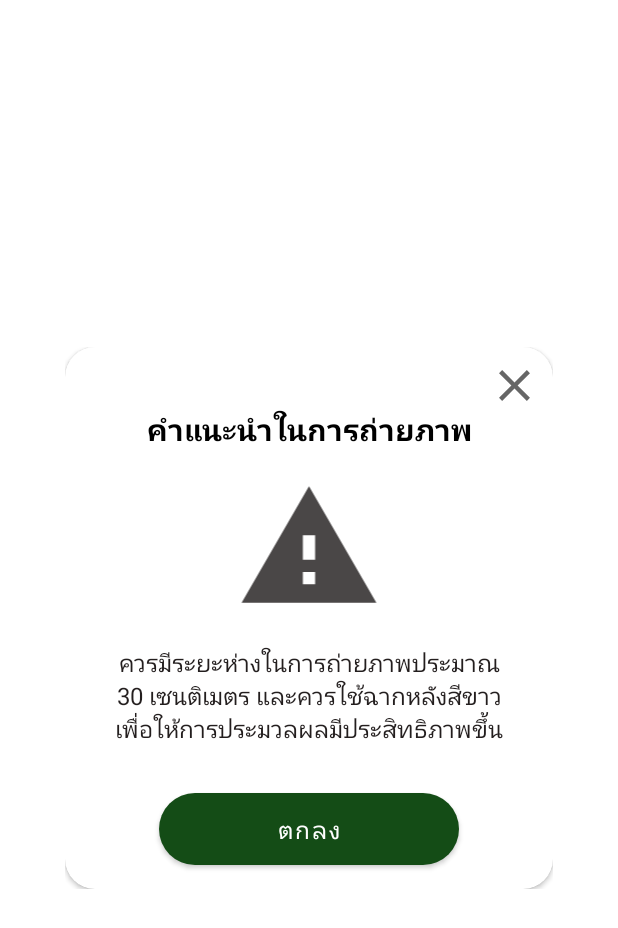
After one commit to Ppsnb99/New_Project_Pomelo_App, an Android app: the layout popup_page3.xml on its own in the app's theme, with its tools: preview values and no code run, on a phone screen of 412 x 824 dp. The commit adds this screen. Shown: the top 928 px of the screen. Run offline under Robolectric (Android 15) with nearby library versions, the phone set to English and light mode, and no system bars; Roboto replaces fonts that are not available here.

Commit message:
Project Update

```diff
--- a/app/build.gradle
+++ b/app/build.gradle
@@ -41,4 +41,5 @@ dependencies {
     testImplementation 'junit:junit:4.+'
     androidTestImplementation 'androidx.test.ext:junit:1.1.2'
     androidTestImplementation 'androidx.test.espresso:espresso-core:3.3.0'
+    implementation 'com.google.android.material:material:1.0.0'
 }
--- a/app/src/main/java/com/example/welcomepomelo/PredictPage.java
+++ b/app/src/main/java/com/example/welcomepomelo/PredictPage.java
@@ -3,10 +3,15 @@ package com.example.welcomepomelo;
 import androidx.annotation.Nullable;
 import androidx.appcompat.app.AppCompatActivity;
 
+
+
 import android.Manifest;
+import android.app.Dialog;
 import android.content.Intent;
 import android.content.pm.PackageManager;
 import android.graphics.Bitmap;
+import android.graphics.Color;
+import android.graphics.drawable.ColorDrawable;
 import android.media.ThumbnailUtils;
 import android.net.Uri;
 import android.os.Build;
@@ -14,9 +19,11 @@ import android.os.Bundle;
 import android.provider.MediaStore;
 import android.util.Log;
 import android.view.View;
+import android.view.ViewGroup;
 import android.widget.Button;
 import android.widget.ImageView;
 import android.widget.TextView;
+import android.widget.Toast;
 
 
 import com.example.welcomepomelo.ml.Model;
@@ -36,6 +43,7 @@ public class PredictPage extends AppCompatActivity {
     ImageView imageView2;
     TextView result;
     int imageSize = 640;
+    Dialog dialog;
 
     @Override
     protected void onCreate(Bundle savedInstanceState) {
@@ -49,10 +57,16 @@ public class PredictPage extends AppCompatActivity {
         result = findViewById(R.id.result);
         imageView2 = findViewById(R.id.imageView2);
 
+        dialog = new Dialog(this);
+
+
+
+        openPopUp();
         camera.setOnClickListener(new View.OnClickListener() {
             @Override
             public void onClick(View view) {
 
+                //camera_code
                 if (Build.VERSION.SDK_INT >= Build.VERSION_CODES.M) {
                     if (checkSelfPermission(Manifest.permission.CAMERA) == PackageManager.PERMISSION_GRANTED) {
                         Intent cameraIntent = new Intent(MediaStore.ACTION_IMAGE_CAPTURE);
@@ -61,9 +75,10 @@ public class PredictPage extends AppCompatActivity {
                         requestPermissions(new String[]{Manifest.permission.CAMERA}, 100);
                     }
                 }
+
             }
+        });
 
-        });
         gallery.setOnClickListener(new View.OnClickListener() {
                 @Override
                 public void onClick(View view) {
@@ -72,6 +87,34 @@ public class PredictPage extends AppCompatActivity {
                 }
             });
         }
+
+
+        //divice popup
+    private void openPopUp() {
+        dialog.setContentView(R.layout.popup_page3);
+        dialog.getWindow().setBackgroundDrawable(new ColorDrawable(Color.TRANSPARENT));
+
+        ImageView imageViewClose = dialog.findViewById(R.id.imageViewClose);
+        Button btn_okey = dialog.findViewById(R.id.btn_okey);
+
+        imageViewClose.setOnClickListener(new View.OnClickListener() {
+            @Override
+            public void onClick(View v) {
+                dialog.dismiss();
+                Toast.makeText(PredictPage.this, "close", Toast.LENGTH_SHORT).show();
+            }
+        });
+        btn_okey.setOnClickListener(new View.OnClickListener() {
+            @Override
+            public void onClick(View v) {
+                dialog.dismiss();
+                Toast.makeText(PredictPage.this, "ฉันเข้าใจแล้ว", Toast.LENGTH_SHORT).show();
+            }
+        });
+        dialog.show();
+    }
+
+
     public void classifyImage(Bitmap image){
         try {
             Model model = Model.newInstance(getApplicationContext());
--- /dev/null
+++ b/app/src/main/res/drawable/btn_bg_popup.xml
@@ -0,0 +1,10 @@
+<?xml version="1.0" encoding="utf-8"?>
+<selector xmlns:android="http://schemas.android.com/apk/res/android">
+
+    <item>
+        <shape>
+            <solid android:color="@color/purple_700"/>
+            <corners android:radius="45dp"/>
+        </shape>
+    </item>
+</selector>
--- /dev/null
+++ b/app/src/main/res/drawable/ic_close.xml
@@ -0,0 +1,5 @@
+<vector android:height="35dp" android:tint="?attr/colorControlNormal"
+    android:viewportHeight="24" android:viewportWidth="24"
+    android:width="35dp" xmlns:android="http://schemas.android.com/apk/res/android">
+    <path android:fillColor="@android:color/white" android:pathData="M19,6.41L17.59,5 12,10.59 6.41,5 5,6.41 10.59,12 5,17.59 6.41,19 12,13.41 17.59,19 19,17.59 13.41,12z"/>
+</vector>
--- /dev/null
+++ b/app/src/main/res/drawable/ic_warning.xml
@@ -0,0 +1,5 @@
+<vector android:height="24dp" android:tint="#4A4747"
+    android:viewportHeight="24" android:viewportWidth="24"
+    android:width="24dp" xmlns:android="http://schemas.android.com/apk/res/android">
+    <path android:fillColor="@android:color/white" android:pathData="M1,21h22L12,2 1,21zM13,18h-2v-2h2v2zM13,14h-2v-4h2v4z"/>
+</vector>
--- /dev/null
+++ b/app/src/main/res/layout/popup_page3.xml
@@ -0,0 +1,92 @@
+<?xml version="1.0" encoding="utf-8"?>
+<androidx.constraintlayout.widget.ConstraintLayout xmlns:android="http://schemas.android.com/apk/res/android"
+    xmlns:app="http://schemas.android.com/apk/res-auto"
+    xmlns:tools="http://schemas.android.com/tools"
+    android:layout_width="325dp"
+    android:layout_height="wrap_content"
+    android:layout_gravity="center">
+
+    <androidx.cardview.widget.CardView
+        android:layout_width="match_parent"
+        android:layout_height="match_parent"
+        app:cardCornerRadius="20dp">
+
+        <androidx.constraintlayout.widget.ConstraintLayout
+            android:layout_width="match_parent"
+            android:layout_height="match_parent">
+
+            <ImageView
+                android:id="@+id/imageViewClose"
+                android:layout_width="wrap_content"
+                android:layout_height="wrap_content"
+                android:layout_marginTop="8dp"
+                android:layout_marginEnd="8dp"
+                app:layout_constraintEnd_toEndOf="parent"
+                app:layout_constraintTop_toTopOf="parent"
+                app:srcCompat="@drawable/ic_close" />
+
+            <TextView
+                android:id="@+id/text_warning"
+                android:layout_width="wrap_content"
+                android:layout_height="wrap_content"
+                android:layout_marginTop="40dp"
+                android:text="คำแนะนำในการถ่ายภาพ"
+                android:textColor="@color/black"
+                android:textSize="20sp"
+                android:textStyle="bold"
+                app:layout_constraintEnd_toEndOf="parent"
+                app:layout_constraintStart_toStartOf="parent"
+                app:layout_constraintTop_toTopOf="parent" />
+
+            <TextView
+                android:id="@+id/text_warning2"
+                android:layout_width="0dp"
+                android:layout_height="wrap_content"
+                android:layout_marginStart="24dp"
+                android:layout_marginTop="8dp"
+                android:layout_marginEnd="24dp"
+                android:layout_marginBottom="16dp"
+                android:gravity="center"
+                android:text="ควรมีระยะห่างในการถ่ายภาพประมาณ                             30 เซนติเมตร และควรใช้ฉากหลังสีขาวเพื่อให้การประมวลผลมีประสิทธิภาพขึ้น"
+                android:textColor="#231E1E"
+                android:textSize="16sp"
+                app:layout_constraintBottom_toTopOf="@+id/btn_okey"
+                app:layout_constraintEnd_toEndOf="parent"
+                app:layout_constraintStart_toStartOf="parent"
+                app:layout_constraintTop_toBottomOf="@+id/imageView4" />
+
+            <Button
+                android:id="@+id/btn_okey"
+                android:layout_width="200dp"
+                android:layout_height="wrap_content"
+                android:layout_marginTop="16dp"
+                android:layout_marginBottom="16dp"
+                android:background="@drawable/btn_bg_popup"
+                android:text="ตกลง"
+                android:textColor="#FFFFFF"
+                android:textSize="16sp"
+                app:layout_constraintBottom_toBottomOf="parent"
+                app:layout_constraintEnd_toEndOf="parent"
+                app:layout_constraintStart_toStartOf="parent"
+                app:layout_constraintTop_toBottomOf="@+id/text_warning2" />
+
+            <ImageView
+                android:id="@+id/imageView4"
+                android:layout_width="181dp"
+                android:layout_height="98dp"
+                android:layout_marginStart="32dp"
+                android:layout_marginTop="16dp"
+                android:layout_marginEnd="32dp"
+                android:layout_marginBottom="8dp"
+                app:layout_constraintBottom_toTopOf="@+id/text_warning2"
+                app:layout_constraintEnd_toEndOf="parent"
+                app:layout_constraintStart_toStartOf="parent"
+                app:layout_constraintTop_toBottomOf="@+id/text_warning"
+                app:layout_constraintVertical_bias="0.538"
+                app:srcCompat="@drawable/ic_warning" />
+
+        </androidx.constraintlayout.widget.ConstraintLayout>
+
+    </androidx.cardview.widget.CardView>
+
+</androidx.constraintlayout.widget.ConstraintLayout>
--- a/app/src/main/res/values/colors.xml
+++ b/app/src/main/res/values/colors.xml
@@ -1,10 +1,13 @@
 <?xml version="1.0" encoding="utf-8"?>
 <resources>
-    <color name="purple_200">#FFBB86FC</color>
+    <color name="purple_200">#DF88EE</color>
     <color name="purple_500">#FF6200EE</color>
     <color name="purple_700">#0F6B12</color>
     <color name="teal_200">#FF03DAC5</color>
     <color name="teal_700">#FF018786</color>
     <color name="black">#FF000000</color>
     <color name="white">#FFFFFFFF</color>
+    <color name="colorRad">#D3443A</color>
+
+
 </resources>
--- a/app/src/main/res/values/themes.xml
+++ b/app/src/main/res/values/themes.xml
@@ -12,5 +12,8 @@
         <!-- Status bar color. -->
         <item name="android:statusBarColor" tools:targetApi="l">?attr/colorPrimaryVariant</item>
         <!-- Customize your theme here. -->
+
     </style>
+
+
 </resources>
```
Also changed, not shown: app/src/main/java/com/example/welcomepomelo/MainActivity.java (line endings or trailing spaces), app/src/main/res/drawable/warming.png (added).
